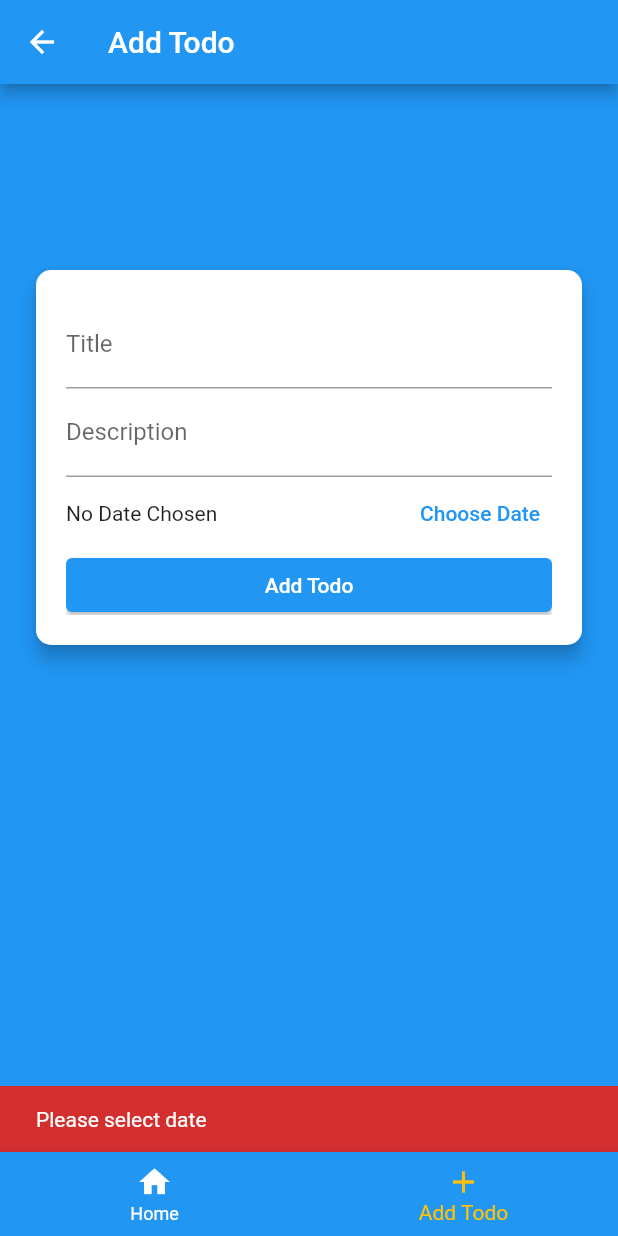
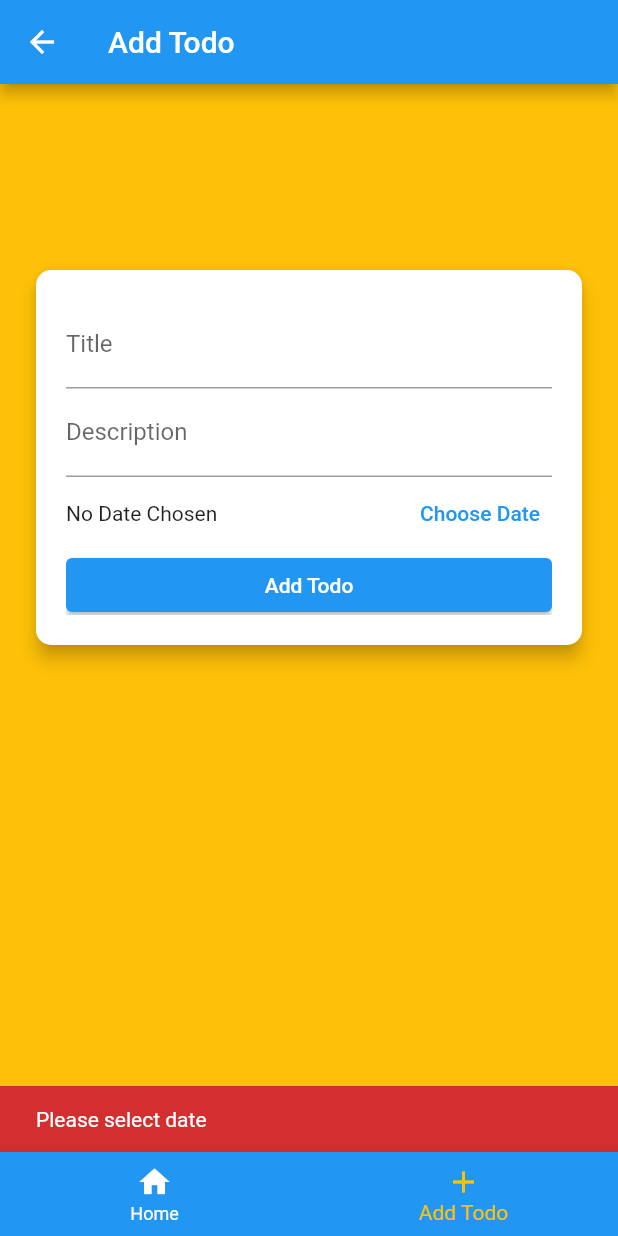
Before and after one commit to maheshjadhav8378/todo, a Flutter app: the HomeScreen screen opened directly, item 2 of the bottom bar chosen, after a tap on "Add Todo", on a phone screen of 412 x 824 dp. Run offline on Flutter 3.47's test engine with Material 2 defaults, Android fonts, the phone set to English and light mode, and no system bars; our stand-ins replace flutter_datetime_picker, flutter_local_notifications, timezone.

Commit message:
selection background color added

```diff
--- a/lib/main.dart
+++ b/lib/main.dart
@@ -5,6 +5,7 @@ import 'package:timezone/data/latest.dart' as tz;
 
 import 'package:todo_app/providers/todo_list_provider.dart';
 import 'package:todo_app/screens/add_todo_screen.dart';
+import 'package:todo_app/screens/home_screen.dart';
 import 'package:todo_app/screens/todo_list_screen.dart';
 
 Future selectNotification(String? payload) async {
@@ -86,9 +87,9 @@ class _HomePageState extends State<HomePage> {
           primarySwatch: Colors.blue,
           accentColor: Colors.amber,
         ),
-        home: TodoListScreen(),
+        initialRoute: '/',
         routes: {
-          AddTodoScreen.routeName: (ctx) => AddTodoScreen(),
+          '/': (ctx) => HomeScreen(),
         },
       ),
     );
--- a/lib/screens/add_todo_screen.dart
+++ b/lib/screens/add_todo_screen.dart
@@ -7,6 +7,10 @@ import 'package:todo_app/providers/todo_list_provider.dart';
 
 class AddTodoScreen extends StatefulWidget {
   static final routeName = '/add-todo';
+  final int? id;
+  Key? key;
+
+  AddTodoScreen({this.id, this.key});
 
   @override
   _AddTodoScreenState createState() => _AddTodoScreenState();
@@ -27,10 +31,10 @@ class _AddTodoScreenState extends State<AddTodoScreen> {
   void didChangeDependencies() {
     super.didChangeDependencies();
     if (isBorn) {
-      final id = ModalRoute.of(context)?.settings.arguments as int?;
-      if (id != null) {
-        final todo =
-            Provider.of<TodoListProvider>(context, listen: false).findById(id);
+      // final id = ModalRoute.of(context)?.settings.arguments as int?;
+      if (widget.id != null) {
+        final todo = Provider.of<TodoListProvider>(context, listen: false)
+            .findById(widget.id!);
         newTodo = todo;
         selectedDate = newTodo!.deadline;
       }
@@ -74,7 +78,8 @@ class _AddTodoScreenState extends State<AddTodoScreen> {
           backgroundColor: Colors.green,
         ),
       );
-      return;
+      // return;
+      Navigator.of(context).pushReplacementNamed('/');
     }
   }
 
@@ -112,7 +117,7 @@ class _AddTodoScreenState extends State<AddTodoScreen> {
             backgroundColor: Colors.green,
           ),
         );
-        return;
+        Navigator.of(context).pop();
       }
     }
   }
@@ -120,7 +125,7 @@ class _AddTodoScreenState extends State<AddTodoScreen> {
   @override
   Widget build(BuildContext context) {
     return Scaffold(
-      backgroundColor: Theme.of(context).primaryColor,
+      backgroundColor: Theme.of(context).accentColor,
       appBar: AppBar(
         title: Text(newTodo!.id == null ? 'Add Todo' : 'Edit Todo'),
       ),
--- a/lib/screens/todo_list_screen.dart
+++ b/lib/screens/todo_list_screen.dart
@@ -48,20 +48,27 @@ class _TodoListScreenState extends State<TodoListScreen> {
 
   @override
   Widget build(BuildContext context) {
-    return Scaffold(
+    return Navigator(
+      onGenerateRoute: (RouteSettings settings) => MaterialPageRoute(
+        builder: (ctx) => Scaffold(
           appBar: AppBar(
             title: Text('Your Todos'),
             actions: [
               if (selectedTodos.length == 1 && category != Category.Completed)
                 IconButton(
                   onPressed: () async {
-                await Navigator.of(context).pushNamed(
-                  AddTodoScreen.routeName,
-                  arguments: selectedTodos.first,
+                    try {
+                      await Navigator.of(ctx).push(
+                        MaterialPageRoute(
+                          builder: (ctx) => AddTodoScreen(
+                            id: selectedTodos.first,
+                          ),
+                        ),
                       );
-                setState(() {
-                  selectedTodos = {};
-                });
+                    } catch (e) {}
+                    // setState(() {
+                    //   selectedTodos = {};
+                    // });
                   },
                   icon: Icon(
                     Icons.edit,
@@ -93,12 +100,12 @@ class _TodoListScreenState extends State<TodoListScreen> {
                     color: Theme.of(context).accentColor,
                   ),
                 ),
-          IconButton(
-            onPressed: () {
-              Navigator.of(context).pushNamed(AddTodoScreen.routeName);
-            },
-            icon: Icon(Icons.add),
-          ),
+              // IconButton(
+              //   onPressed: () {
+              //     Navigator.of(context).pushNamed(AddTodoScreen.routeName);
+              //   },
+              //   icon: Icon(Icons.add),
+              // ),
             ],
           ),
           body: Column(
@@ -120,7 +127,9 @@ class _TodoListScreenState extends State<TodoListScreen> {
                         style: TextStyle(fontSize: 20),
                       ),
                       style: TextButton.styleFrom(
-                    backgroundColor: Theme.of(context).accentColor,
+                        backgroundColor: category == Category.Pending
+                            ? Colors.white
+                            : Theme.of(context).accentColor,
                       ),
                     ),
                   ),
@@ -138,7 +147,9 @@ class _TodoListScreenState extends State<TodoListScreen> {
                         style: TextStyle(fontSize: 20),
                       ),
                       style: TextButton.styleFrom(
-                    backgroundColor: Theme.of(context).accentColor,
+                        backgroundColor: category == Category.Overdue
+                            ? Colors.white
+                            : Theme.of(context).accentColor,
                       ),
                     ),
                   ),
@@ -156,7 +167,9 @@ class _TodoListScreenState extends State<TodoListScreen> {
                         style: TextStyle(fontSize: 20),
                       ),
                       style: TextButton.styleFrom(
-                    backgroundColor: Theme.of(context).accentColor,
+                        backgroundColor: category == Category.Completed
+                            ? Colors.white
+                            : Theme.of(context).accentColor,
                       ),
                     ),
                   ),
@@ -172,7 +185,8 @@ class _TodoListScreenState extends State<TodoListScreen> {
                 child: FutureBuilder(
                   future: _future,
                   builder: (ctx, AsyncSnapshot<dynamic> futureSnapShot) {
-                if (futureSnapShot.connectionState == ConnectionState.waiting) {
+                    if (futureSnapShot.connectionState ==
+                        ConnectionState.waiting) {
                       return Center(
                         child: CircularProgressIndicator(),
                       );
@@ -204,8 +218,8 @@ class _TodoListScreenState extends State<TodoListScreen> {
                             filteredTodos =
                                 todos.where((todo) => todo.isComplete).toList();
                           }
-                      filteredTodos
-                          .sort((a, b) => a.deadline!.compareTo(b.deadline!));
+                          filteredTodos.sort(
+                              (a, b) => a.deadline!.compareTo(b.deadline!));
                           return filteredTodos.length == 0
                               ? Center(
                                   child: Text(
@@ -235,6 +249,8 @@ class _TodoListScreenState extends State<TodoListScreen> {
               ),
             ],
           ),
+        ),
+      ),
     );
   }
 }
--- a/lib/widgets/ListItem.dart
+++ b/lib/widgets/ListItem.dart
@@ -17,7 +17,9 @@ class _ListItemState extends State<ListItem> {
 
   @override
   Widget build(BuildContext context) {
-    return Padding(
+    return Container(
+      color: isSelected ? Colors.amber[100] : Colors.white,
+      child: Padding(
         padding: EdgeInsets.symmetric(vertical: 10),
         child: ListTile(
           onTap: () {
@@ -84,6 +86,7 @@ class _ListItemState extends State<ListItem> {
           //   ),
           // ),
         ),
+      ),
     );
     ;
   }
```
Lines whose indentation alone changed are shown as unchanged.
